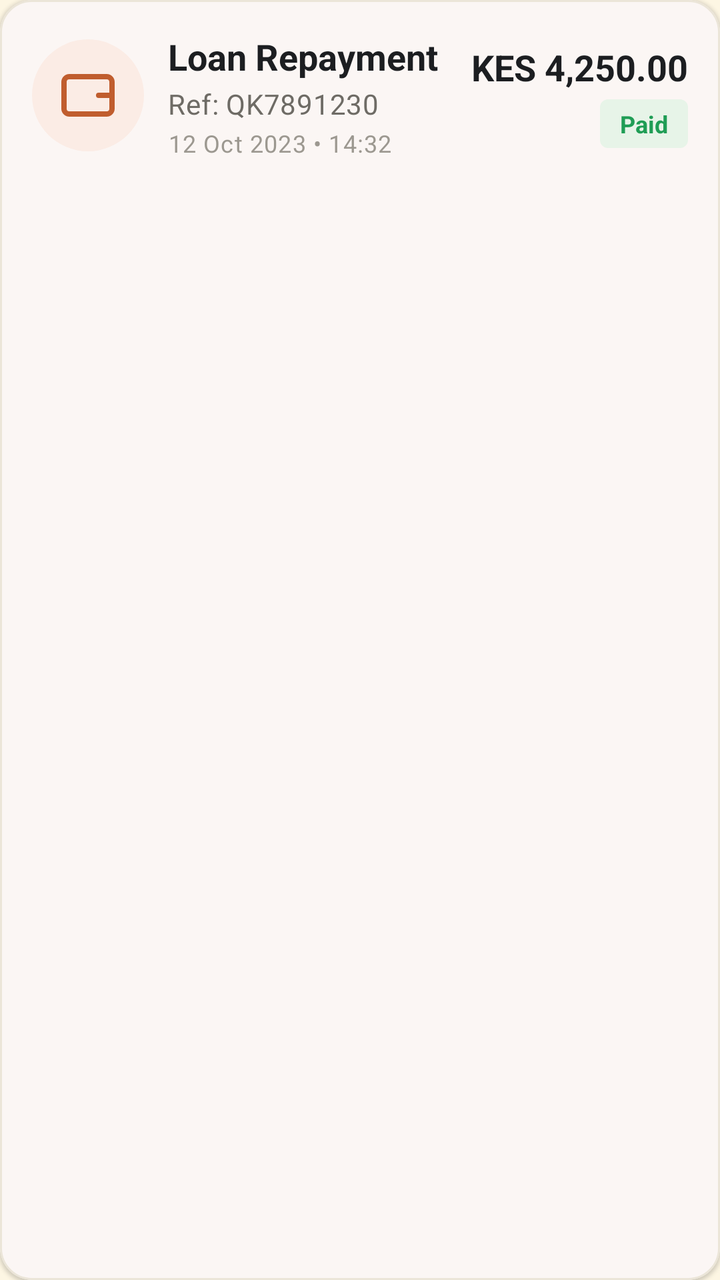
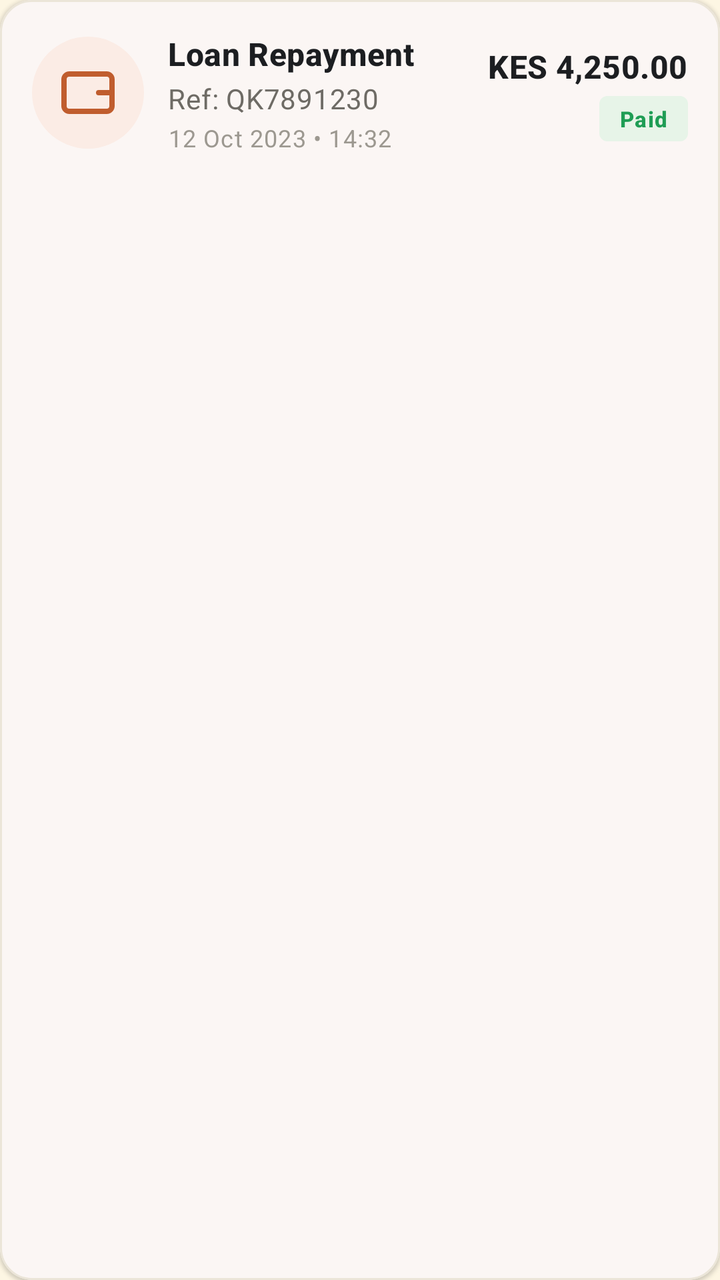

Two renders of the same Android screen: before a commit and after it. Below are the layout's source before the change and the commit's diff.
<!-- AndroidManifest.xml: application theme Theme.TerraLink -->
<!-- res/layout/item_transaction_card.xml -->
<?xml version="1.0" encoding="utf-8"?>
<com.google.android.material.card.MaterialCardView
    xmlns:android="http://schemas.android.com/apk/res/android"
    xmlns:app="http://schemas.android.com/apk/res-auto"
    style="@style/Widget.TerraLink.Card"
    android:layout_width="match_parent"
    android:layout_height="wrap_content"
    android:layout_marginBottom="12dp">

    <RelativeLayout
        android:layout_width="match_parent"
        android:layout_height="wrap_content"
        android:padding="16dp">

        <FrameLayout
            android:id="@+id/iconContainer"
            android:layout_width="56dp"
            android:layout_height="56dp"
            android:layout_alignParentStart="true"
            android:layout_centerVertical="true"
            android:background="@drawable/bg_circle_terracotta"
            android:padding="12dp">

            <ImageView
                android:id="@+id/ivTxIcon"
                android:layout_width="match_parent"
                android:layout_height="match_parent"
                android:src="@drawable/ic_wallet"
                app:tint="@color/terracotta_primary" />

        </FrameLayout>

        <TextView
            android:id="@+id/tvTxTitle"
            android:layout_width="wrap_content"
            android:layout_height="wrap_content"
            android:layout_toEndOf="@id/iconContainer"
            android:layout_marginStart="12dp"
            android:text="Loan Repayment"
            android:textColor="@color/navy_text_primary"
            android:textSize="18sp"
            android:textStyle="bold" />

        <TextView
            android:id="@+id/tvTxRef"
            android:layout_width="wrap_content"
            android:layout_height="wrap_content"
            android:layout_below="@id/tvTxTitle"
            android:layout_toEndOf="@id/iconContainer"
            android:layout_marginStart="12dp"
            android:layout_marginTop="2dp"
            android:text="Ref: QK7891230"
            android:textColor="@color/text_secondary"
            android:textAppearance="?attr/textAppearanceBodyMedium" />

        <TextView
            android:id="@+id/tvTxDate"
            android:layout_width="wrap_content"
            android:layout_height="wrap_content"
            android:layout_below="@id/tvTxRef"
            android:layout_toEndOf="@id/iconContainer"
            android:layout_marginStart="12dp"
            android:layout_marginTop="2dp"
            android:text="12 Oct 2023 • 14:32"
            android:textColor="@color/text_muted"
            android:textAppearance="?attr/textAppearanceBodySmall" />

        <LinearLayout
            android:layout_width="wrap_content"
            android:layout_height="wrap_content"
            android:layout_alignParentEnd="true"
            android:layout_centerVertical="true"
            android:gravity="end"
            android:orientation="vertical">

            <TextView
                android:id="@+id/tvTxAmount"
                android:layout_width="wrap_content"
                android:layout_height="wrap_content"
                android:text="KES 4,250.00"
                android:textColor="@color/navy_text_primary"
                android:textSize="18sp"
                android:textStyle="bold" />

            <TextView
                android:id="@+id/tvTxStatus"
                android:layout_width="wrap_content"
                android:layout_height="wrap_content"
                android:layout_marginTop="4dp"
                android:background="@drawable/bg_pill_success"
                android:paddingHorizontal="10dp"
                android:paddingVertical="4dp"
                android:text="Paid"
                android:textColor="@color/status_green"
                android:textSize="12sp"
                android:textStyle="bold" />
        </LinearLayout>

    </RelativeLayout>
</com.google.android.material.card.MaterialCardView>
<!-- resources referenced by this layout -->
<resources>
  <color name="navy_text_primary">#1C1E21</color>
  <color name="status_green">#1F9D55</color>
  <color name="terracotta_primary">#C05D2E</color>
  <color name="text_muted">#9C9890</color>
  <color name="text_secondary">#6E6B65</color>
  <!-- drawable bg_circle_terracotta (drawable) -->
  <?xml version="1.0" encoding="utf-8"?>
  <shape xmlns:android="http://schemas.android.com/apk/res/android"
      android:shape="oval">
      <solid android:color="@color/terracotta_container" />
      <size android:width="48dp" android:height="48dp" />
  </shape>
  <!-- drawable bg_pill_success (drawable) -->
  <?xml version="1.0" encoding="utf-8"?>
  <shape xmlns:android="http://schemas.android.com/apk/res/android"
      android:shape="rectangle">
  
      <solid android:color="#E7F4E8" />
      <corners android:radius="4dp" />
  
  </shape>
  <!-- drawable ic_wallet (drawable) -->
  <vector xmlns:android="http://schemas.android.com/apk/res/android"
      android:width="24dp"
      android:height="24dp"
      android:viewportWidth="24"
      android:viewportHeight="24">
      <path
          android:fillColor="#00000000"
          android:pathData="M21,12V7a2,2 0,0 0,-2 -2H5a2,2 0,0 0,-2 2v10a2,2 0,0 0,2 2h14a2,2 0,0 0,2 -2v-5zM16,12h5"
          android:strokeWidth="2"
          android:strokeColor="#6E6B65"
          android:strokeLineCap="round"
          android:strokeLineJoin="round" />
  </vector>
  <style name="Widget.TerraLink.Card" parent="Widget.Material3.CardView.Elevated">
          <item name="cardBackgroundColor">@color/terralink_card_view</item>
          <item name="cardCornerRadius">16dp</item>
          <item name="strokeColor">@color/surface_stroke</item>
          <item name="strokeWidth">1dp</item>
      </style>
  <style name="Theme.TerraLink" parent="Theme.Material3.Light.NoActionBar">
          <item name="colorPrimary">@color/terracotta_primary</item>
          <item name="colorOnPrimary">@color/on_terracotta</item>
          <item name="colorPrimaryContainer">@color/terracotta_container</item>
          <item name="colorSecondary">@color/olive_secondary</item>
          <item name="android:colorBackground">@color/bg_cream</item>
          <item name="colorSurface">@color/surface_card</item>
          <item name="colorOnSurface">@color/navy_text_primary</item>
          <item name="colorError">@color/status_red</item>
          
          <item name="android:statusBarColor">@color/bg_cream</item>
          <item name="android:windowLightStatusBar">true</item>
          <item name="android:navigationBarColor">@color/surface_card</item>
          <item name="android:windowLightNavigationBar" tools:targetApi="27">true</item>
      </style>
  <color name="terracotta_container">#FBECE5</color>
  <color name="surface_stroke">#EBE5D8</color>
  <color name="on_terracotta">#FFFFFF</color>
  <color name="olive_secondary">#77804B</color>
  <color name="bg_cream">#FDF6E3</color>
  <color name="surface_card">#FFFFFF</color>
  <color name="status_red">#DC2626</color>
</resources>

<!-- the commit's change to res/layout/item_transaction_card.xml (unified diff, before → after) -->
@@ -7,17 +7,17 @@
     android:layout_height="wrap_content"
     android:layout_marginBottom="12dp">
 
-    <RelativeLayout
+    <LinearLayout
         android:layout_width="match_parent"
         android:layout_height="wrap_content"
-        android:padding="16dp">
+        android:gravity="center_vertical"
+        android:orientation="horizontal"
+        android:padding="@dimen/card_padding">
 
         <FrameLayout
             android:id="@+id/iconContainer"
             android:layout_width="56dp"
             android:layout_height="56dp"
-            android:layout_alignParentStart="true"
-            android:layout_centerVertical="true"
             android:background="@drawable/bg_circle_terracotta"
             android:padding="12dp">
 
@@ -30,46 +30,45 @@
 
         </FrameLayout>
 
-        <TextView
-            android:id="@+id/tvTxTitle"
-            android:layout_width="wrap_content"
+        <LinearLayout
+            android:layout_width="0dp"
             android:layout_height="wrap_content"
-            android:layout_toEndOf="@id/iconContainer"
             android:layout_marginStart="12dp"
-            android:text="Loan Repayment"
-            android:textColor="@color/navy_text_primary"
-            android:textSize="18sp"
-            android:textStyle="bold" />
+            android:layout_weight="1"
+            android:orientation="vertical">
 
-        <TextView
-            android:id="@+id/tvTxRef"
-            android:layout_width="wrap_content"
-            android:layout_height="wrap_content"
-            android:layout_below="@id/tvTxTitle"
-            android:layout_toEndOf="@id/iconContainer"
-            android:layout_marginStart="12dp"
-            android:layout_marginTop="2dp"
-            android:text="Ref: QK7891230"
-            android:textColor="@color/text_secondary"
-            android:textAppearance="?attr/textAppearanceBodyMedium" />
+            <TextView
+                android:id="@+id/tvTxTitle"
+                android:layout_width="wrap_content"
+                android:layout_height="wrap_content"
+                android:text="Loan Repayment"
+                android:textAppearance="?attr/textAppearanceTitleMedium"
+                android:textColor="@color/navy_text_primary"
+                android:textStyle="bold" />
 
-        <TextView
-            android:id="@+id/tvTxDate"
-            android:layout_width="wrap_content"
-            android:layout_height="wrap_content"
-            android:layout_below="@id/tvTxRef"
-            android:layout_toEndOf="@id/iconContainer"
-            android:layout_marginStart="12dp"
-            android:layout_marginTop="2dp"
-            android:text="12 Oct 2023 • 14:32"
-            android:textColor="@color/text_muted"
-            android:textAppearance="?attr/textAppearanceBodySmall" />
+            <TextView
+                android:id="@+id/tvTxRef"
+                android:layout_width="wrap_content"
+                android:layout_height="wrap_content"
+                android:layout_marginTop="2dp"
+                android:text="Ref: QK7891230"
+                android:textAppearance="?attr/textAppearanceBodyMedium"
+                android:textColor="@color/text_secondary" />
+
+            <TextView
+                android:id="@+id/tvTxDate"
+                android:layout_width="wrap_content"
+                android:layout_height="wrap_content"
+                android:layout_marginTop="2dp"
+                android:text="12 Oct 2023 • 14:32"
+                android:textAppearance="?attr/textAppearanceBodySmall"
+                android:textColor="@color/text_muted" />
+
+        </LinearLayout>
 
         <LinearLayout
             android:layout_width="wrap_content"
             android:layout_height="wrap_content"
-            android:layout_alignParentEnd="true"
-            android:layout_centerVertical="true"
             android:gravity="end"
             android:orientation="vertical">
 
@@ -78,8 +77,8 @@
                 android:layout_width="wrap_content"
                 android:layout_height="wrap_content"
                 android:text="KES 4,250.00"
+                android:textAppearance="?attr/textAppearanceTitleMedium"
                 android:textColor="@color/navy_text_primary"
-                android:textSize="18sp"
                 android:textStyle="bold" />
 
             <TextView
@@ -91,10 +90,11 @@
                 android:paddingHorizontal="10dp"
                 android:paddingVertical="4dp"
                 android:text="Paid"
+                android:textAppearance="?attr/textAppearanceLabelSmall"
                 android:textColor="@color/status_green"
-                android:textSize="12sp"
                 android:textStyle="bold" />
         </LinearLayout>
 
-    </RelativeLayout>
+    </LinearLayout>
+
 </com.google.android.material.card.MaterialCardView>
<!-- resource entries referenced after the edit -->
@@ -5,6 +5,7 @@
   <color name="terracotta_primary">#C05D2E</color>
   <color name="text_muted">#9C9890</color>
   <color name="text_secondary">#6E6B65</color>
+  <dimen name="card_padding">16dp</dimen>
   <!-- drawable bg_circle_terracotta (drawable) -->
   <?xml version="1.0" encoding="utf-8"?>
   <shape xmlns:android="http://schemas.android.com/apk/res/android"
